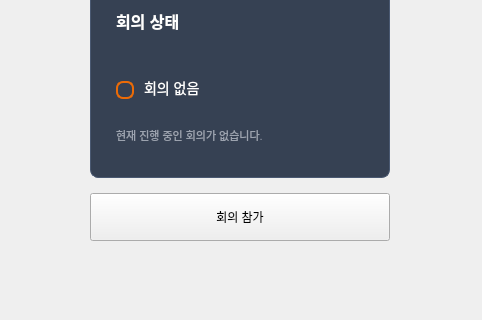
This is lobby.ui in JustTALK-veda/Client_QT as Qt 5 draws it before an edit; both pictures show x 674 to 1156 and y 367 to 687 of the 1156 by 687 pixel window. The edited form follows.
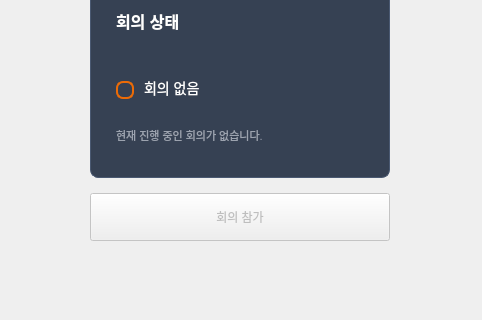
This is the edited form. Icons and pictures are not drawn.

What changed in the file:
```diff
--- a/lobby.ui
+++ b/lobby.ui
@@ -10,7 +10,7 @@
     <x>0</x>
     <y>0</y>
     <width>1156</width>
-    <height>676</height>
+    <height>682</height>
    </rect>
   </property>
   <property name="sizePolicy">
@@ -516,7 +516,7 @@
              <item>
               <widget class="QPushButton" name="enterButton">
                <property name="enabled">
-                <bool>true</bool>
+                <bool>false</bool>
                </property>
                <property name="minimumSize">
                 <size>
```
